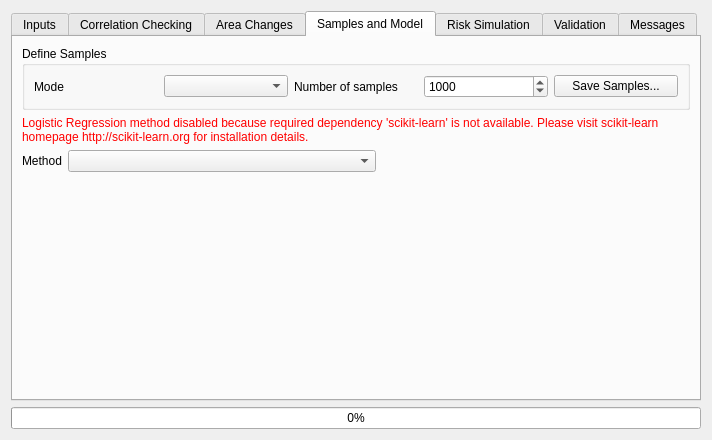
nextgis/qgis_molusce, file ui/moluscedialogbase.ui: the form before one commit.
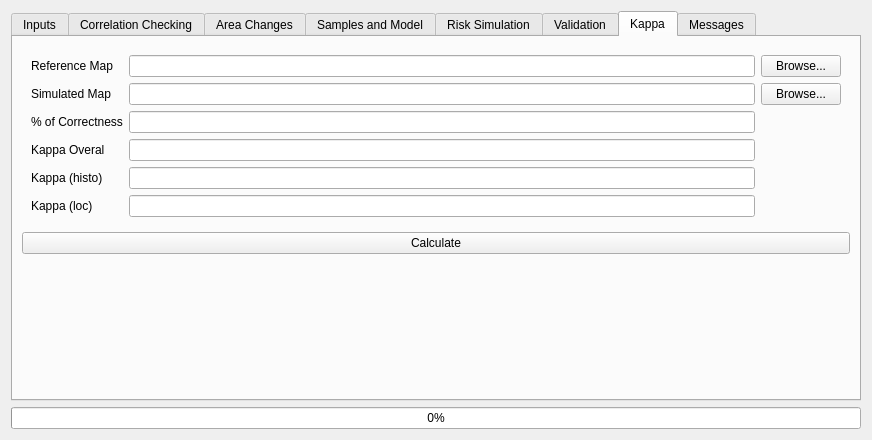
The form after the commit. Custom widgets are drawn as their Qt base class.

Commit message: Skeleton for Kappa validation tab

Diff of the .ui file:
```diff
--- a/ui/moluscedialogbase.ui
+++ b/ui/moluscedialogbase.ui
@@ -6,7 +6,7 @@
    <rect>
     <x>0</x>
     <y>0</y>
-    <width>712</width>
+    <width>872</width>
     <height>440</height>
    </rect>
   </property>
@@ -27,7 +27,7 @@
       <bool>true</bool>
      </property>
      <property name="currentIndex">
-      <number>3</number>
+      <number>6</number>
      </property>
      <widget class="QWidget" name="tabInputs">
       <attribute name="title">
@@ -585,6 +585,114 @@
        </item>
       </layout>
      </widget>
+     <widget class="QWidget" name="tabKappa">
+      <attribute name="title">
+       <string>Kappa</string>
+      </attribute>
+      <layout class="QGridLayout" name="gridLayout_11">
+       <item row="0" column="0">
+        <layout class="QGridLayout" name="gridLayout_9">
+         <property name="margin">
+          <number>9</number>
+         </property>
+         <item row="0" column="1">
+          <widget class="QLineEdit" name="leKappaRefMap"/>
+         </item>
+         <item row="5" column="0">
+          <widget class="QLabel" name="label_19">
+           <property name="text">
+            <string>Kappa (loc)</string>
+           </property>
+          </widget>
+         </item>
+         <item row="0" column="0">
+          <widget class="QLabel" name="label_14">
+           <property name="text">
+            <string>Reference Map</string>
+           </property>
+          </widget>
+         </item>
+         <item row="1" column="1">
+          <widget class="QLineEdit" name="leKappaSimMap"/>
+         </item>
+         <item row="3" column="1">
+          <widget class="QLineEdit" name="leKappaOveral"/>
+         </item>
+         <item row="2" column="1">
+          <widget class="QLineEdit" name="leKappaCorrectness"/>
+         </item>
+         <item row="5" column="1">
+          <widget class="QLineEdit" name="leKappaLoc"/>
+         </item>
+         <item row="4" column="1">
+          <widget class="QLineEdit" name="leKappaHisto"/>
+         </item>
+         <item row="3" column="0">
+          <widget class="QLabel" name="label_17">
+           <property name="text">
+            <string>Kappa Overal</string>
+           </property>
+          </widget>
+         </item>
+         <item row="1" column="0">
+          <widget class="QLabel" name="label_15">
+           <property name="text">
+            <string>Simulated Map</string>
+           </property>
+          </widget>
+         </item>
+         <item row="2" column="0">
+          <widget class="QLabel" name="label_16">
+           <property name="text">
+            <string>% of Correctness</string>
+           </property>
+          </widget>
+         </item>
+         <item row="4" column="0">
+          <widget class="QLabel" name="label_18">
+           <property name="text">
+            <string>Kappa (histo)</string>
+           </property>
+          </widget>
+         </item>
+         <item row="0" column="2">
+          <widget class="QPushButton" name="btnKappaSelectRefMap">
+           <property name="text">
+            <string>Browse...</string>
+           </property>
+          </widget>
+         </item>
+         <item row="1" column="2">
+          <widget class="QPushButton" name="btnKappaSelectSimMap">
+           <property name="text">
+            <string>Browse...</string>
+           </property>
+          </widget>
+         </item>
+        </layout>
+       </item>
+       <item row="1" column="0">
+        <widget class="QPushButton" name="btnKappaCalc">
+         <property name="text">
+          <string>Calculate</string>
+         </property>
+        </widget>
+       </item>
+       <item row="2" column="0">
+        <spacer name="verticalSpacer_4">
+         <property name="orientation">
+          <enum>Qt::Vertical</enum>
+         </property>
+         <property name="sizeHint" stdset="0">
+          <size>
+           <width>20</width>
+           <height>40</height>
+          </size>
+         </property>
+        </spacer>
+       </item>
+      </layout>
+     </widget>
      <widget class="QWidget" name="tabMessages">
       <attribute name="title">
        <string>Messages</string>
```
The commit also changes 1 other file.
